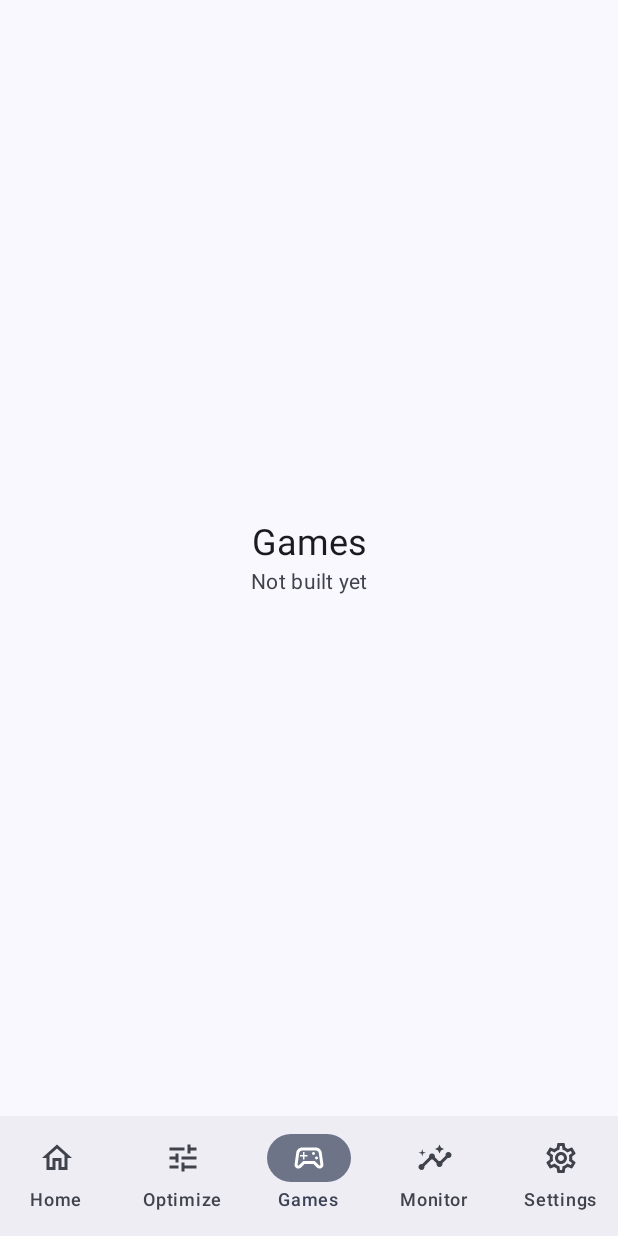
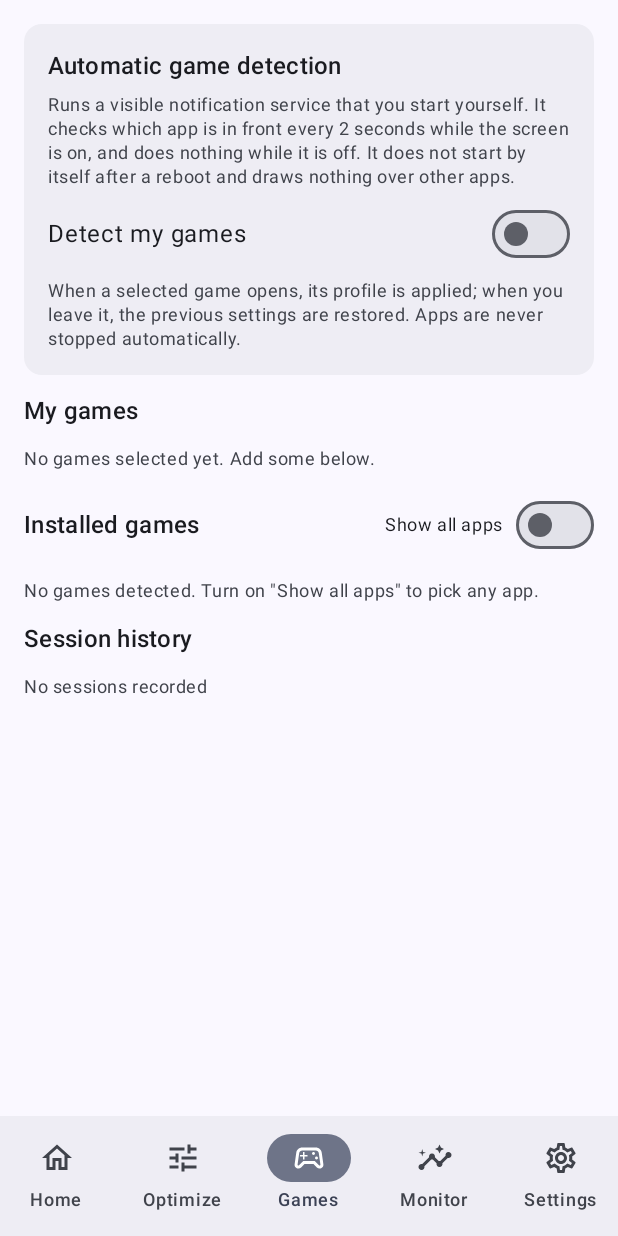
Before and after one commit to siggmaez/FrameX, an Android app built with Jetpack Compose: the screen it shows after launch (MainActivity), item 3 of the bottom bar chosen, on a phone screen of 412 x 824 dp. Run offline under Robolectric (Android 15) with nearby library versions, the phone set to English and light mode, and no system bars; our stand-ins replace Dagger/Hilt's generated code, Room's generated code; 1 statement that could not run was skipped.

Commit message:
Phase 5: game management, per-game profiles, launch detection service, session history

```diff
--- a/app/build.gradle.kts
+++ b/app/build.gradle.kts
@@ -36,6 +36,7 @@ dependencies {
     implementation(project(":core:database"))
     implementation(project(":core:optimization"))
     implementation(project(":feature:optimize"))
+    implementation(project(":feature:games"))
     implementation(project(":feature:home"))
     implementation(project(":feature:monitor"))
     implementation(project(":feature:settings"))
--- a/app/src/main/kotlin/app/framex/FrameXApp.kt
+++ b/app/src/main/kotlin/app/framex/FrameXApp.kt
@@ -33,6 +33,7 @@ import androidx.navigation.compose.composable
 import androidx.navigation.compose.currentBackStackEntryAsState
 import androidx.navigation.compose.rememberNavController
 import app.framex.feature.home.HomeScreen
+import app.framex.feature.games.GamesScreen
 import app.framex.feature.monitor.MonitorScreen
 import app.framex.feature.optimize.OptimizeScreen
 import app.framex.feature.settings.SettingsScreen
@@ -73,7 +74,7 @@ fun FrameXApp() {
         NavHost(nav, startDestination = Destination.Home.route) {
             composable(Destination.Home.route) { HomeScreen(padding) }
             composable(Destination.Optimize.route) { OptimizeScreen(padding) }
-            composable(Destination.Games.route) { NotBuiltYet(stringResource(R.string.nav_games), padding) }
+            composable(Destination.Games.route) { GamesScreen(padding) }
             composable(Destination.Monitor.route) { MonitorScreen(padding) }
             composable(Destination.Settings.route) { SettingsScreen(padding) }
         }
--- a/core/database/src/main/kotlin/app/framex/core/database/FrameXDatabase.kt
+++ b/core/database/src/main/kotlin/app/framex/core/database/FrameXDatabase.kt
@@ -11,10 +11,11 @@ import dagger.hilt.android.qualifiers.ApplicationContext
 import dagger.hilt.components.SingletonComponent
 import javax.inject.Singleton
 
-@Database(entities = [MetricSampleEntity::class, OptimizationLogEntity::class], version = 2, exportSchema = false)
+@Database(entities = [MetricSampleEntity::class, OptimizationLogEntity::class, GameProfileEntity::class, GameSessionEntity::class], version = 3, exportSchema = false)
 abstract class FrameXDatabase : RoomDatabase() {
     abstract fun metricSampleDao(): MetricSampleDao
     abstract fun optimizationLogDao(): OptimizationLogDao
+    abstract fun gameDao(): GameDao
 }
 
 @Module
@@ -31,4 +32,7 @@ object DatabaseModule {
 
     @Provides
     fun optimizationLogDao(db: FrameXDatabase): OptimizationLogDao = db.optimizationLogDao()
+
+    @Provides
+    fun gameDao(db: FrameXDatabase): GameDao = db.gameDao()
 }
--- /dev/null
+++ b/core/database/src/main/kotlin/app/framex/core/database/Games.kt
@@ -0,0 +1,61 @@
+package app.framex.core.database
+
+import androidx.room.Dao
+import androidx.room.Entity
+import androidx.room.Insert
+import androidx.room.OnConflictStrategy
+import androidx.room.PrimaryKey
+import androidx.room.Query
+import androidx.room.Update
+import kotlinx.coroutines.flow.Flow
+import javax.inject.Inject
+import javax.inject.Singleton
+
+@Entity(tableName = "game_profiles")
+data class GameProfileEntity(
+    @PrimaryKey val packageName: String,
+    val label: String,
+    /** OptimizationProfile name */
+    val profile: String,
+    val autoApply: Boolean,
+)
+
+@Entity(tableName = "game_sessions")
+data class GameSessionEntity(
+    @PrimaryKey(autoGenerate = true) val id: Long = 0,
+    val packageName: String,
+    val label: String,
+    val startMs: Long,
+    val endMs: Long? = null,
+    /** Profile that was actually applied for this session, null if nothing was applied. */
+    val appliedProfile: String? = null,
+    val startTempC: Float? = null,
+    val endTempC: Float? = null,
+    val maxTempC: Float? = null,
+)
+
+@Dao
+interface GameDao {
+    @Query("SELECT * FROM game_profiles ORDER BY label COLLATE NOCASE") fun observeProfiles(): Flow<List<GameProfileEntity>>
+    @Insert(onConflict = OnConflictStrategy.REPLACE) suspend fun upsertProfile(p: GameProfileEntity)
+    @Query("DELETE FROM game_profiles WHERE packageName = :pkg") suspend fun deleteProfile(pkg: String)
+
+    @Insert suspend fun insertSession(s: GameSessionEntity): Long
+    @Update suspend fun updateSession(s: GameSessionEntity)
+    @Query("SELECT * FROM game_sessions ORDER BY startMs DESC LIMIT :limit") fun observeSessions(limit: Int): Flow<List<GameSessionEntity>>
+    @Query("SELECT * FROM game_sessions WHERE endMs IS NULL") suspend fun openSessions(): List<GameSessionEntity>
+    @Query("DELETE FROM game_sessions") suspend fun clearSessions()
+}
+
+@Singleton
+class GamesRepository @Inject constructor(private val dao: GameDao) {
+    fun profiles(): Flow<List<GameProfileEntity>> = dao.observeProfiles()
+    suspend fun save(p: GameProfileEntity) = dao.upsertProfile(p)
+    suspend fun remove(pkg: String) = dao.deleteProfile(pkg)
+    fun sessions(limit: Int = 30): Flow<List<GameSessionEntity>> = dao.observeSessions(limit)
+    suspend fun startSession(s: GameSessionEntity): Long = dao.insertSession(s)
+    suspend fun updateSession(s: GameSessionEntity) = dao.updateSession(s)
+    /** Sessions left open by a crash or killed process get closed at their last known time. */
+    suspend fun closeStaleSessions(now: Long) = dao.openSessions().forEach { dao.updateSession(it.copy(endMs = now)) }
+    suspend fun clearSessions() = dao.clearSessions()
+}
--- /dev/null
+++ b/feature/games/src/main/kotlin/app/framex/feature/games/GameDiscovery.kt
@@ -0,0 +1,29 @@
+package app.framex.feature.games
+
+import android.content.Context
+import android.content.pm.ApplicationInfo
+import android.content.pm.PackageManager
+import dagger.hilt.android.qualifiers.ApplicationContext
+import kotlinx.coroutines.Dispatchers
+import kotlinx.coroutines.withContext
+import javax.inject.Inject
+import javax.inject.Singleton
+
+data class InstalledApp(val packageName: String, val label: String, val isGame: Boolean)
+
+@Singleton
+class GameDiscovery @Inject constructor(@ApplicationContext private val context: Context) {
+    /** Launchable, non-system apps. [isGame] comes from the category/flag the app declares itself. */
+    suspend fun installed(): List<InstalledApp> = withContext(Dispatchers.IO) {
+        val pm = context.packageManager
+        pm.getInstalledApplications(0)
+            .filter { pm.getLaunchIntentForPackage(it.packageName) != null }
+            .filter { it.flags and ApplicationInfo.FLAG_SYSTEM == 0 || it.flags and ApplicationInfo.FLAG_UPDATED_SYSTEM_APP != 0 }
+            .filter { it.packageName != context.packageName }
+            .map { InstalledApp(it.packageName, pm.getApplicationLabel(it).toString(), isGame(it)) }
+            .sortedBy { it.label.lowercase() }
+    }
+
+    @Suppress("DEPRECATION")
+    private fun isGame(i: ApplicationInfo) = i.category == ApplicationInfo.CATEGORY_GAME || i.flags and ApplicationInfo.FLAG_IS_GAME != 0
+}
--- /dev/null
+++ b/feature/games/src/main/kotlin/app/framex/feature/games/GamesScreen.kt
@@ -0,0 +1,160 @@
+package app.framex.feature.games
+
+import android.Manifest
+import android.content.Intent
+import android.os.Build
+import android.provider.Settings
+import androidx.activity.compose.rememberLauncherForActivityResult
+import androidx.activity.contract.ActivityResultContracts
+import androidx.compose.foundation.Image
+import androidx.compose.foundation.horizontalScroll
+import androidx.compose.foundation.layout.Arrangement
+import androidx.compose.foundation.layout.PaddingValues
+import androidx.compose.foundation.layout.Row
+import androidx.compose.foundation.layout.size
+import androidx.compose.foundation.layout.fillMaxWidth
+import androidx.compose.foundation.lazy.LazyColumn
+import androidx.compose.foundation.rememberScrollState
+import androidx.compose.material3.FilterChip
+import androidx.compose.material3.MaterialTheme
+import androidx.compose.material3.OutlinedButton
+import androidx.compose.material3.Switch
+import androidx.compose.material3.Text
+import androidx.compose.material3.TextButton
+import androidx.compose.runtime.Composable
+import androidx.compose.runtime.getValue
+import androidx.compose.runtime.produceState
+import androidx.compose.ui.Alignment
+import androidx.compose.ui.Modifier
+import androidx.compose.ui.graphics.ImageBitmap
+import androidx.compose.ui.graphics.asImageBitmap
+import androidx.compose.ui.platform.LocalContext
+import androidx.compose.ui.res.stringResource
+import androidx.compose.ui.unit.dp
+import androidx.core.graphics.drawable.toBitmap
+import androidx.hilt.navigation.compose.hiltViewModel
+import androidx.lifecycle.Lifecycle
+import androidx.lifecycle.compose.LifecycleEventEffect
+import androidx.lifecycle.compose.collectAsStateWithLifecycle
+import app.framex.core.common.OptimizationProfile
+import app.framex.core.database.GameSessionEntity
+import app.framex.core.designsystem.FrameXCard
+import app.framex.core.designsystem.label
+import kotlinx.coroutines.Dispatchers
+import kotlinx.coroutines.withContext
+import java.text.DateFormat
+import java.util.Date
+import java.util.Locale
+
+@Composable
+fun GamesScreen(contentPadding: PaddingValues, vm: GamesViewModel = hiltViewModel()) {
+    val ui by vm.state.collectAsStateWithLifecycle()
+    val ctx = LocalContext.current
+    LifecycleEventEffect(Lifecycle.Event.ON_RESUME) { vm.refreshAccess() }
+    val notifPermission = rememberLauncherForActivityResult(ActivityResultContracts.RequestPermission()) { vm.setWatching(true) }
+    val trackedPkgs = ui.tracked.map { it.packageName }.toSet()
+    val candidates = ui.installed.orEmpty().filter { it.packageName !in trackedPkgs && (ui.showAll || it.isGame) }
+
+    LazyColumn(
+        contentPadding = PaddingValues(16.dp, contentPadding.calculateTopPadding() + 16.dp, 16.dp, contentPadding.calculateBottomPadding() + 16.dp),
+        verticalArrangement = Arrangement.spacedBy(12.dp),
+    ) {
+        item {
+            FrameXCard {
+                Text(stringResource(R.string.g_detect_title), style = MaterialTheme.typography.titleMedium)
+                Note(stringResource(R.string.g_detect_note))
+                if (!ui.hasUsageAccess) {
+                    Note(stringResource(R.string.g_need_usage))
+                    OutlinedButton(onClick = { ctx.startActivity(Intent(Settings.ACTION_USAGE_ACCESS_SETTINGS).addFlags(Intent.FLAG_ACTIVITY_NEW_TASK)) }) {
+                        Text(stringResource(R.string.g_grant_usage))
+                    }
+                }
+                Row(verticalAlignment = Alignment.CenterVertically, horizontalArrangement = Arrangement.SpaceBetween, modifier = Modifier.fillMaxWidth()) {
+                    Text(stringResource(R.string.g_detect_switch), style = MaterialTheme.typography.bodyLarge)
+                    Switch(checked = ui.watching, enabled = ui.hasUsageAccess, onCheckedChange = { on ->
+                        if (on && Build.VERSION.SDK_INT >= 33) notifPermission.launch(Manifest.permission.POST_NOTIFICATIONS) else vm.setWatching(on)
+                    })
+                }
+                Note(stringResource(R.string.g_auto_note))
+            }
+        }
+        item { Text(stringResource(R.string.g_my_games), style = MaterialTheme.typography.titleMedium) }
+        if (ui.tracked.isEmpty()) item { Note(stringResource(R.string.g_none)) }
+        items(ui.tracked.size) { idx ->
+            val g = ui.tracked[idx]
+            FrameXCard {
+                Row(verticalAlignment = Alignment.CenterVertically, horizontalArrangement = Arrangement.spacedBy(12.dp)) {
+                    AppIcon(g.packageName)
+                    Text(g.label, style = MaterialTheme.typography.titleMedium, modifier = Modifier.weight(1f))
+                    TextButton(onClick = { vm.remove(g.packageName) }) { Text(stringResource(R.string.g_remove)) }
+                }
+                Note(stringResource(R.string.g_profile))
+                Row(Modifier.horizontalScroll(rememberScrollState()), horizontalArrangement = Arrangement.spacedBy(8.dp)) {
+                    OptimizationProfile.entries.forEach { p ->
+                        FilterChip(selected = g.profile == p.name, onClick = { vm.setProfile(g, p) }, label = { Text(p.label()) })
+                    }
+                }
+                Row(verticalAlignment = Alignment.CenterVertically, horizontalArrangement = Arrangement.SpaceBetween, modifier = Modifier.fillMaxWidth()) {
+                    Text(stringResource(R.string.g_auto_apply), style = MaterialTheme.typography.bodyMedium)
+                    Switch(checked = g.autoApply, onCheckedChange = { vm.setAuto(g, it) })
+                }
+            }
+        }
+        item {
+            Row(verticalAlignment = Alignment.CenterVertically, horizontalArrangement = Arrangement.SpaceBetween, modifier = Modifier.fillMaxWidth()) {
+                Text(stringResource(R.string.g_installed), style = MaterialTheme.typography.titleMedium)
+                Row(verticalAlignment = Alignment.CenterVertically, horizontalArrangement = Arrangement.spacedBy(8.dp)) {
+                    Text(stringResource(R.string.g_show_all), style = MaterialTheme.typography.bodySmall)
+                    Switch(checked = ui.showAll, onCheckedChange = vm::setShowAll)
+                }
+            }
+        }
+        if (ui.installed == null) item { Note(stringResource(R.string.g_loading)) }
+        else if (candidates.isEmpty()) item { Note(stringResource(R.string.g_no_found)) }
+        items(candidates.size) { idx ->
+            val a = candidates[idx]
+            Row(verticalAlignment = Alignment.CenterVertically, horizontalArrangement = Arrangement.spacedBy(12.dp), modifier = Modifier.fillMaxWidth()) {
+                AppIcon(a.packageName)
+                Text(a.label, style = MaterialTheme.typography.bodyLarge, modifier = Modifier.weight(1f))
+                OutlinedButton(onClick = { vm.add(a) }) { Text(stringResource(R.string.g_add)) }
+            }
+        }
+        item { Text(stringResource(R.string.g_sessions), style = MaterialTheme.typography.titleMedium) }
+        if (ui.sessions.isEmpty()) item { Note(stringResource(R.string.g_sessions_empty)) }
+        items(ui.sessions.size) { idx -> SessionCard(ui.sessions[idx]) }
+        if (ui.sessions.isNotEmpty()) item { OutlinedButton(onClick = vm::clearSessions) { Text(stringResource(R.string.g_clear)) } }
+    }
+}
+
+@Composable
+fun SessionCard(s: GameSessionEntity) {
+    val date = DateFormat.getDateTimeInstance(DateFormat.SHORT, DateFormat.SHORT).format(Date(s.startMs))
+    FrameXCard {
+        Text(stringResource(R.string.g_session_line, s.label, date), style = MaterialTheme.typography.titleSmall)
+        val dur = if (s.endMs == null) stringResource(R.string.g_session_running) else duration(s.endMs!! - s.startMs)
+        val prof = s.appliedProfile?.let { name -> OptimizationProfile.entries.firstOrNull { it.name == name }?.label() ?: name }
+            ?: stringResource(R.string.g_no_profile_applied)
+        Note(stringResource(R.string.g_session_detail, dur, prof))
+        if (s.startTempC != null || s.maxTempC != null) {
+            Note(stringResource(R.string.g_session_temp, s.startTempC?.let { String.format(Locale.US, "%.1f", it) } ?: "—", s.maxTempC?.let { String.format(Locale.US, "%.1f", it) } ?: "—"))
+        }
+    }
+}
+
+@Composable
+private fun duration(ms: Long): String {
+    val sec = (ms / 1000).toInt()
+    return if (sec < 60) stringResource(R.string.g_seconds, sec) else stringResource(R.string.g_minutes, sec / 60)
+}
+
+@Composable
+private fun Note(t: String) = Text(t, style = MaterialTheme.typography.bodySmall, color = MaterialTheme.colorScheme.onSurfaceVariant)
+
+@Composable
+private fun AppIcon(pkg: String) {
+    val ctx = LocalContext.current
+    val icon by produceState<ImageBitmap?>(null, pkg) {
+        value = withContext(Dispatchers.IO) { runCatching { ctx.packageManager.getApplicationIcon(pkg).toBitmap(96, 96).asImageBitmap() }.getOrNull() }
+    }
+    icon?.let { Image(it, null, Modifier.size(40.dp)) } ?: androidx.compose.foundation.layout.Spacer(Modifier.size(40.dp))
+}
--- /dev/null
+++ b/feature/games/src/main/kotlin/app/framex/feature/games/GamesViewModel.kt
@@ -0,0 +1,59 @@
+package app.framex.feature.games
+
+import androidx.lifecycle.ViewModel
+import androidx.lifecycle.viewModelScope
+import app.framex.core.common.OptimizationProfile
+import app.framex.core.database.GameProfileEntity
+import app.framex.core.database.GameSessionEntity
+import app.framex.core.database.GamesRepository
+import dagger.hilt.android.lifecycle.HiltViewModel
+import kotlinx.coroutines.flow.MutableStateFlow
+import kotlinx.coroutines.flow.SharingStarted
+import kotlinx.coroutines.flow.StateFlow
+import kotlinx.coroutines.flow.combine
+import kotlinx.coroutines.flow.stateIn
+import kotlinx.coroutines.flow.update
+import kotlinx.coroutines.launch
+import javax.inject.Inject
+
+data class GamesUiState(
+    val tracked: List<GameProfileEntity> = emptyList(),
+    val installed: List<InstalledApp>? = null,
+    val showAll: Boolean = false,
+    val sessions: List<GameSessionEntity> = emptyList(),
+    val watching: Boolean = false,
+    val hasUsageAccess: Boolean = false,
+)
+
+@HiltViewModel
+class GamesViewModel @Inject constructor(
+    private val repo: GamesRepository,
+    private val discovery: GameDiscovery,
+    private val watcher: WatcherController,
+) : ViewModel() {
+    private val installed = MutableStateFlow<List<InstalledApp>?>(null)
+    private val showAll = MutableStateFlow(false)
+    private val usage = MutableStateFlow(watcher.hasUsageAccess())
+
+    val state: StateFlow<GamesUiState> = combine(
+        repo.profiles(), installed, showAll, repo.sessions(30), watcher.state.running, usage,
+    ) { values ->
+        @Suppress("UNCHECKED_CAST")
+        GamesUiState(values[0] as List<GameProfileEntity>, values[1] as List<InstalledApp>?, values[2] as Boolean,
+            values[3] as List<GameSessionEntity>, values[4] as Boolean, values[5] as Boolean)
+    }.stateIn(viewModelScope, SharingStarted.WhileSubscribed(5_000), GamesUiState())
+
+    init { viewModelScope.launch { installed.value = discovery.installed() } }
+
+    fun refreshAccess() { usage.value = watcher.hasUsageAccess() }
+    fun setShowAll(v: Boolean) = showAll.update { v }
+    fun setWatching(on: Boolean) { if (on) watcher.start() else watcher.stop() }
+
+    fun add(app: InstalledApp) {
+        viewModelScope.launch { repo.save(GameProfileEntity(app.packageName, app.label, OptimizationProfile.Gaming.name, true)) }
+    }
+    fun remove(pkg: String) { viewModelScope.launch { repo.remove(pkg) } }
+    fun setProfile(g: GameProfileEntity, p: OptimizationProfile) { viewModelScope.launch { repo.save(g.copy(profile = p.name)) } }
+    fun setAuto(g: GameProfileEntity, on: Boolean) { viewModelScope.launch { repo.save(g.copy(autoApply = on)) } }
+    fun clearSessions() { viewModelScope.launch { repo.clearSessions() } }
+}
--- /dev/null
+++ b/feature/games/src/main/res/drawable/ic_stat_framex.xml
@@ -0,0 +1,4 @@
+<vector xmlns:android="http://schemas.android.com/apk/res/android"
+    android:width="24dp" android:height="24dp" android:viewportWidth="24" android:viewportHeight="24">
+    <path android:fillColor="#FFFFFFFF" android:pathData="M11,21h-1l1,-7H7.5c-0.58,0 -0.57,-0.32 -0.38,-0.66 0.19,-0.34 0.05,-0.08 0.07,-0.12C8.48,10.94 10.42,7.54 13,3h1l-1,7h3.5c0.49,0 0.56,0.33 0.47,0.51l-0.07,0.15C12.96,17.55 11,21 11,21z" />
+</vector>
--- /dev/null
+++ b/feature/games/src/main/res/values/strings.xml
@@ -0,0 +1,31 @@
+<resources>
+    <string name="games_channel">Game detection</string>
+    <string name="games_notif_watching">Watching for your games</string>
+    <string name="games_notif_playing">Game session: %1$s</string>
+    <string name="g_detect_title">Automatic game detection</string>
+    <string name="g_detect_note">Runs a visible notification service that you start yourself. It checks which app is in front every 2 seconds while the screen is on, and does nothing while it is off. It does not start by itself after a reboot and draws nothing over other apps.</string>
+    <string name="g_detect_switch">Detect my games</string>
+    <string name="g_need_usage">Needs \"Usage access\" so FrameX can see which app is in front.</string>
+    <string name="g_grant_usage">Open Usage access</string>
+    <string name="g_auto_note">When a selected game opens, its profile is applied; when you leave it, the previous settings are restored. Apps are never stopped automatically.</string>
+    <string name="g_my_games">My games</string>
+    <string name="g_none">No games selected yet. Add some below.</string>
+    <string name="g_profile">Profile</string>
+    <string name="g_auto_apply">Apply automatically</string>
+    <string name="g_remove">Remove</string>
+    <string name="g_installed">Installed games</string>
+    <string name="g_show_all">Show all apps</string>
+    <string name="g_add">Add</string>
+    <string name="g_loading">Loading apps…</string>
+    <string name="g_no_found">No games detected. Turn on \"Show all apps\" to pick any app.</string>
+    <string name="g_sessions">Session history</string>
+    <string name="g_sessions_empty">No sessions recorded</string>
+    <string name="g_session_line">%1$s · %2$s</string>
+    <string name="g_session_detail">Duration %1$s · profile %2$s</string>
+    <string name="g_session_temp">Battery %1$s → max %2$s °C</string>
+    <string name="g_no_profile_applied">none applied</string>
+    <string name="g_clear">Clear history</string>
+    <string name="g_minutes">%1$d min</string>
+    <string name="g_seconds">%1$d s</string>
+    <string name="g_session_running">in progress</string>
+</resources>
--- a/feature/home/build.gradle.kts
+++ b/feature/home/build.gradle.kts
@@ -28,6 +28,8 @@ dependencies {
     implementation(project(":core:datastore"))
     implementation(project(":core:monitoring"))
     implementation(project(":feature:optimize"))
+    implementation(project(":feature:games"))
+    implementation(project(":core:database"))
     implementation(libs.androidx.lifecycle.runtime.compose)
     implementation(libs.androidx.lifecycle.viewmodel.compose)
     implementation(libs.hilt.navigation.compose)
--- a/feature/home/src/main/kotlin/app/framex/feature/home/HomeScreen.kt
+++ b/feature/home/src/main/kotlin/app/framex/feature/home/HomeScreen.kt
@@ -32,6 +32,7 @@ fun HomeScreen(contentPadding: PaddingValues, vm: HomeViewModel = hiltViewModel(
         ),
         verticalArrangement = Arrangement.spacedBy(12.dp),
     ) {
+        item { QuickBoostCard() }
         item {
             FrameXCard {
                 Label(stringResource(R.string.home_device))
@@ -96,7 +97,9 @@ fun HomeScreen(contentPadding: PaddingValues, vm: HomeViewModel = hiltViewModel(
         item {
             FrameXCard {
                 Label(stringResource(R.string.home_recent))
-                Text(stringResource(R.string.home_no_sessions), style = MaterialTheme.typography.titleMedium)
+                val ls = ui.lastSession
+                if (ls == null) Text(stringResource(R.string.home_no_sessions), style = MaterialTheme.typography.titleMedium)
+                else app.framex.feature.games.SessionCard(ls)
             }
         }
     }
--- a/feature/home/src/main/kotlin/app/framex/feature/home/HomeViewModel.kt
+++ b/feature/home/src/main/kotlin/app/framex/feature/home/HomeViewModel.kt
@@ -18,6 +18,7 @@ data class HomeUiState(
     val snapshot: SystemSnapshot? = null,
     val profile: OptimizationProfile = OptimizationProfile.Balanced,
     val active: app.framex.core.datastore.EngineSnapshot? = null,
+    val lastSession: app.framex.core.database.GameSessionEntity? = null,
 )
 
 @HiltViewModel
@@ -25,12 +26,14 @@ class HomeViewModel @Inject constructor(
     settings: SettingsRepository,
     source: SystemMetricsSource,
     store: app.framex.core.datastore.EngineStateStore,
+    games: app.framex.core.database.GamesRepository,
 ) : ViewModel() {
     /** Upstream polling runs only while the screen is collected (WhileSubscribed). */
     val state: StateFlow<HomeUiState> = combine(
         source.snapshots(settings.settings.map { it.monitoringIntervalMs }),
         settings.settings,
         store.snapshot,
-    ) { snap, s, active -> HomeUiState(snap, s.selectedProfile, active) }
+        games.sessions(1),
+    ) { snap, s, active, sessions -> HomeUiState(snap, s.selectedProfile, active, sessions.firstOrNull()) }
         .stateIn(viewModelScope, SharingStarted.WhileSubscribed(5_000), HomeUiState())
 }
--- a/settings.gradle.kts
+++ b/settings.gradle.kts
@@ -21,6 +21,7 @@ include(
     ":core:database",
     ":core:optimization",
     ":feature:optimize",
+    ":feature:games",
     ":core:monitoring",
     ":feature:home",
     ":feature:monitor",
```
Also changed, not shown: feature/games/build.gradle.kts (added, +37 -0 lines), feature/games/src/main/AndroidManifest.xml (added, +21 -0 lines), feature/games/src/main/kotlin/app/framex/feature/games/GameWatcher.kt (added, +196 -0 lines), 1 other file.
